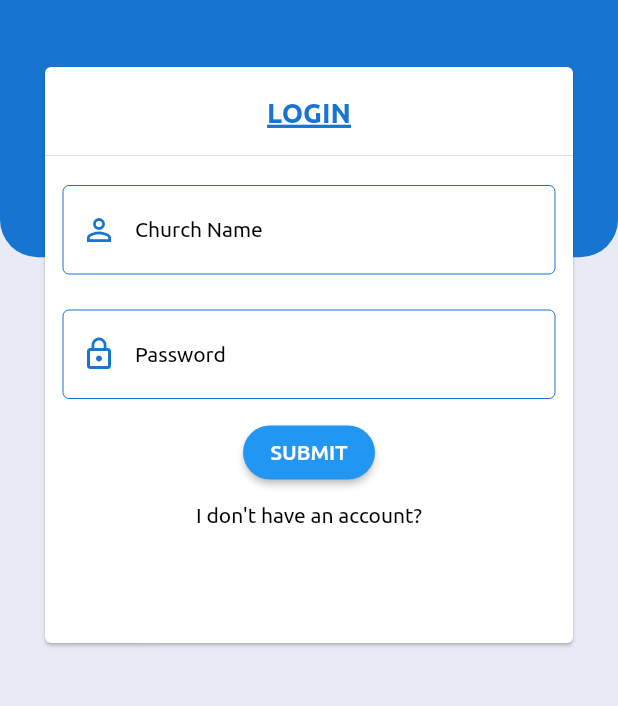
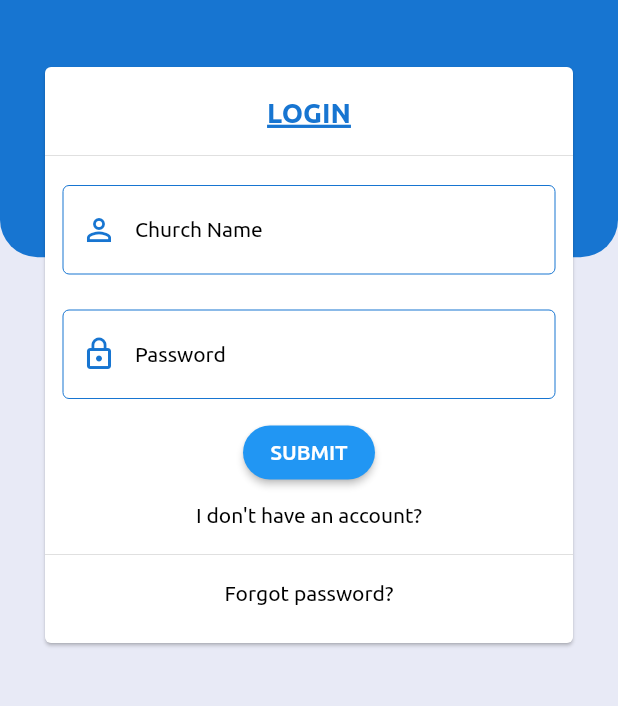
Before and after one commit to DeleMike/smart-church, a Flutter app: the screen it shows after launch, on a phone screen of 412 x 824 dp, the part 299-1005 px from its top. Run offline on Flutter 3.47's test engine with Material 2 defaults, Android fonts, the phone set to English and light mode, and no system bars; our stand-ins replace syncfusion_flutter_charts.

Commit message:
add forgot password

```diff
--- a/lib/widgets/auth/auth_form.dart
+++ b/lib/widgets/auth/auth_form.dart
@@ -294,10 +294,11 @@ class _AuthFormState extends State<AuthForm>
                       ),
                     ),
                   ),
-                  if (_isLoading) Padding(
-                    padding: const EdgeInsets.all(20.0),
-                    child: CircularProgressIndicator(),
-                  ),
+                  if (_isLoading)
+                    Padding(
+                      padding: const EdgeInsets.all(20.0),
+                      child: CircularProgressIndicator(),
+                    ),
                   if (!_isLoading)
                     RaisedButton(
                       child: Text(
@@ -323,6 +324,18 @@ class _AuthFormState extends State<AuthForm>
                       materialTapTargetSize: MaterialTapTargetSize.shrinkWrap,
                       textColor: Theme.of(context).primaryColor,
                     ),
+                    _authMode == AuthMode.Login ? Divider() : Container(),
+                  _authMode == AuthMode.Login
+                      ? FlatButton(
+                          onPressed: () {},
+                          child: Text('Forgot password?', style: Theme.of(context).textTheme.bodyText2,),
+                          padding: EdgeInsets.symmetric(
+                              horizontal: 30.0, vertical: 4),
+                          materialTapTargetSize:
+                              MaterialTapTargetSize.shrinkWrap,
+                          textColor: Theme.of(context).primaryColor,
+                        )
+                      : Container(),
                 ],
               ),
             ),
```
